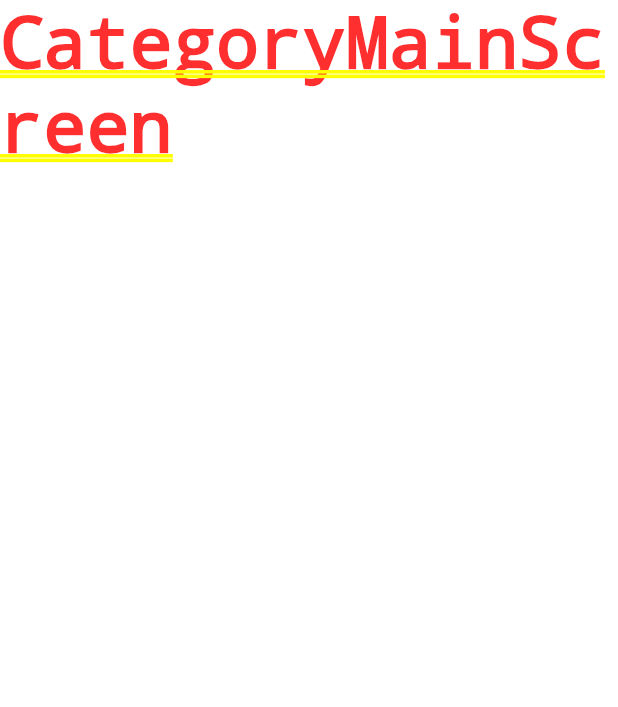
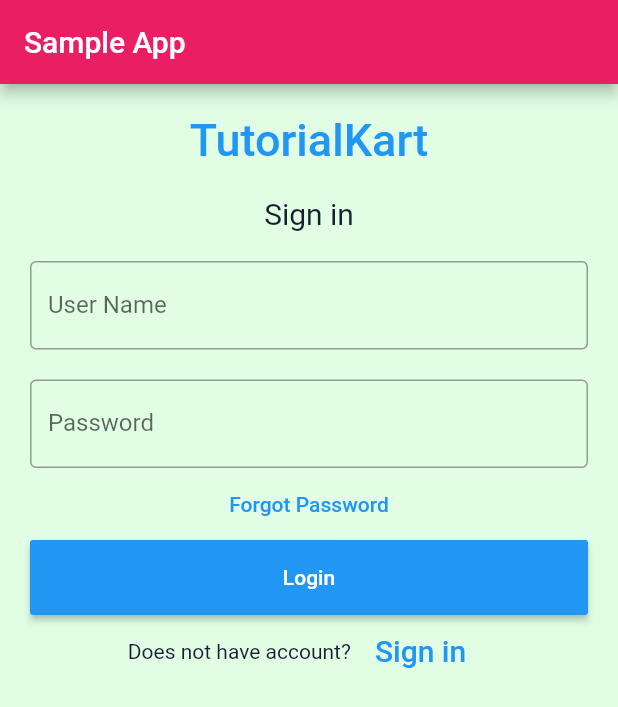
Before and after one commit to yared123yared/FixIt, a Flutter app: the screen it shows after launch, on a phone screen of 412 x 824 dp. Shown: the top 707 px of the screen. Run offline on Flutter 3.47's test engine with Material 2 defaults, Android fonts, the phone set to English and light mode, and no system bars; Roboto replaces fonts that are missing (Raleway).

Commit message:
Login page done.

```diff
--- a/lib/Screens/login_page.dart
+++ b/lib/Screens/login_page.dart
@@ -0,0 +1,94 @@
+import 'package:flutter/material.dart';
+
+class LogInScreen extends StatelessWidget {
+  TextEditingController nameController = TextEditingController();
+  TextEditingController passwordController = TextEditingController();
+
+  @override
+  Widget build(BuildContext context) {
+    return Scaffold(
+        appBar: AppBar(
+          title: Text('Sample App'),
+        ),
+        body: Padding(
+            padding: EdgeInsets.all(10),
+            child: ListView(
+              children: <Widget>[
+                Container(
+                    alignment: Alignment.center,
+                    padding: EdgeInsets.all(10),
+                    child: Text(
+                      'TutorialKart',
+                      style: TextStyle(
+                          color: Colors.blue,
+                          fontWeight: FontWeight.w500,
+                          fontSize: 30),
+                    )),
+                Container(
+                    alignment: Alignment.center,
+                    padding: EdgeInsets.all(10),
+                    child: Text(
+                      'Sign in',
+                      style: TextStyle(fontSize: 20),
+                    )),
+                Container(
+                  padding: EdgeInsets.all(10),
+                  child: TextField(
+                    controller: nameController,
+                    decoration: InputDecoration(
+                      border: OutlineInputBorder(),
+                      labelText: 'User Name',
+                    ),
+                  ),
+                ),
+                Container(
+                  padding: EdgeInsets.fromLTRB(10, 10, 10, 0),
+                  child: TextField(
+                    obscureText: true,
+                    controller: passwordController,
+                    decoration: InputDecoration(
+                      border: OutlineInputBorder(),
+                      labelText: 'Password',
+                    ),
+                  ),
+                ),
+                FlatButton(
+                  onPressed: (){
+                    //forgot password screen
+                  },
+                  textColor: Colors.blue,
+                  child: Text('Forgot Password'),
+                ),
+                Container(
+                    height: 50,
+                    padding: EdgeInsets.fromLTRB(10, 0, 10, 0),
+                    child: RaisedButton(
+                      textColor: Colors.white,
+                      color: Colors.blue,
+                      child: Text('Login'),
+                      onPressed: () {
+                        print(nameController.text);
+                        print(passwordController.text);
+                      },
+                    )),
+                Container(
+                    child: Row(
+                      children: <Widget>[
+                        Text('Does not have account?'),
+                        FlatButton(
+                          textColor: Colors.blue,
+                          child: Text(
+                            'Sign in',
+                            style: TextStyle(fontSize: 20),
+                          ),
+                          onPressed: () {
+                            //signup screen
+                          },
+                        )
+                      ],
+                      mainAxisAlignment: MainAxisAlignment.center,
+                    ))
+              ],
+            )));
+  }
+}
--- a/lib/main.dart
+++ b/lib/main.dart
@@ -2,7 +2,7 @@ import 'package:flutter/material.dart';
 
 import 'Screens/Category_main_screen.dart';
 import 'Screens/Customer_main_screen.dart';
-
+import 'Screens/login_page.dart';
 
 
 void main() => runApp(MyApp());
@@ -47,7 +47,7 @@ class _MyAppState extends State<MyApp> {
 
       initialRoute:'/',
       routes: {
-        '/' : (ctx)=>CategoryMainScreen(),
+        '/' : (ctx)=>LogInScreen(),
         '/customer' : (ctx)=>CustomerMainScreen(),
         '/customerr' : (ctx)=>CustomerMainScreen(),
         '/customerrd' : (ctx)=>CustomerMainScreen(),
```
